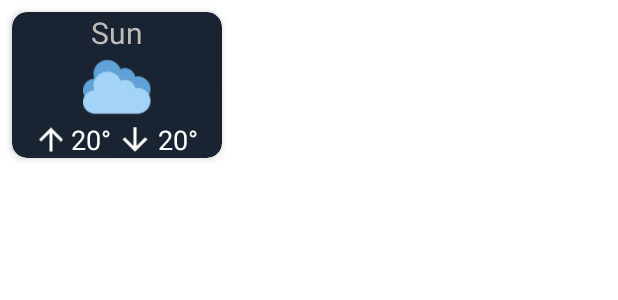
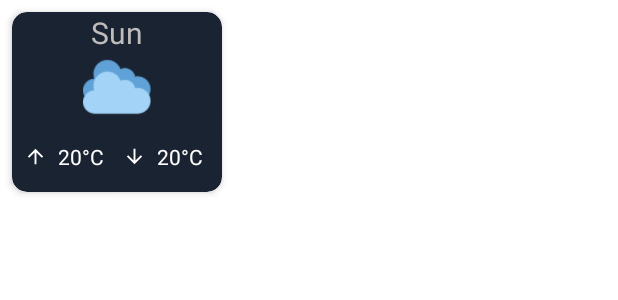
Before and after one commit to Fantastix80/SunTracker, an Android app: the layout viewholder_tommorow.xml on its own in the app's theme, with its tools: preview values and no code run, on a phone screen of 412 x 824 dp. Shown: the top 300 px of the screen. Run offline under Robolectric (Android 15) with nearby library versions, the phone set to English and light mode, and no system bars; network calls fail.

Commit message:
Update affichage temp day

```diff
--- a/app/src/main/res/layout/viewholder_tommorow.xml
+++ b/app/src/main/res/layout/viewholder_tommorow.xml
@@ -9,8 +9,8 @@
     android:layout_margin="8dp">
 
     <LinearLayout
-        android:layout_width="140dp"
-        android:layout_height="match_parent"
+        android:layout_width="match_parent"
+        android:layout_height="120dp"
         android:background="@drawable/background_hourly"
         android:orientation="vertical">
 
@@ -33,42 +33,43 @@
 
         <LinearLayout
             android:layout_width="match_parent"
-            android:layout_height="wrap_content"
-            android:gravity="center"
+            android:layout_height="match_parent"
             android:orientation="horizontal">
 
             <ImageView
                 android:id="@+id/arrowUp"
-                android:layout_width="24dp"
+                android:layout_width="15dp"
                 android:layout_height="match_parent"
+                android:layout_marginStart="8dp"
                 app:srcCompat="@drawable/arrow_up" />
 
             <TextView
                 android:id="@+id/highTempTxt"
-                android:layout_width="30dp"
+                android:layout_width="45dp"
                 android:layout_height="match_parent"
                 android:gravity="center"
-                android:text="20°"
+                android:text="20°C"
                 android:textAlignment="center"
                 android:textColor="@color/white"
-                android:textSize="18sp" />
+                android:textSize="14sp" />
 
             <ImageView
                 android:id="@+id/arrowDown"
-                android:layout_width="28dp"
+                android:layout_width="15dp"
                 android:layout_height="match_parent"
+                android:layout_marginStart="5dp"
                 android:rotation="-180"
                 android:rotationY="0"
                 app:srcCompat="@drawable/arrow_up" />
 
             <TextView
                 android:id="@+id/lowTempTxt"
-                android:layout_width="30dp"
+                android:layout_width="45dp"
                 android:layout_height="wrap_content"
-                android:text="20°"
+                android:text="20°C"
                 android:textAlignment="center"
                 android:textColor="@color/white"
-                android:textSize="18sp" />
+                android:textSize="14sp" />
         </LinearLayout>
     </LinearLayout>
 </androidx.cardview.widget.CardView>
```
